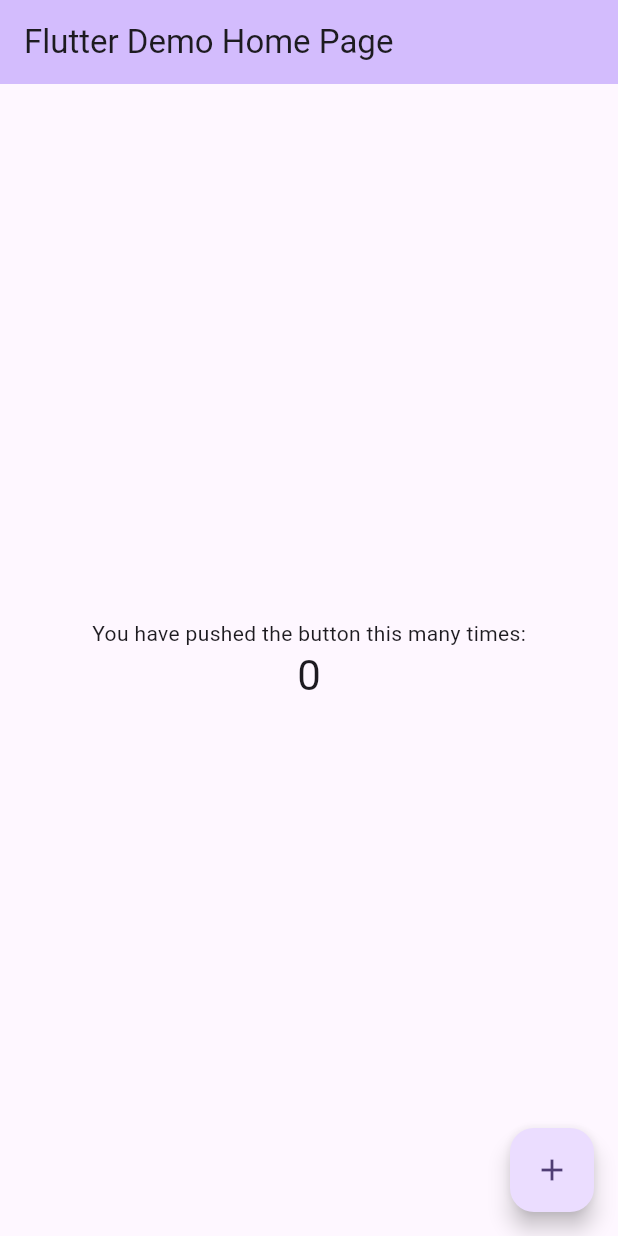
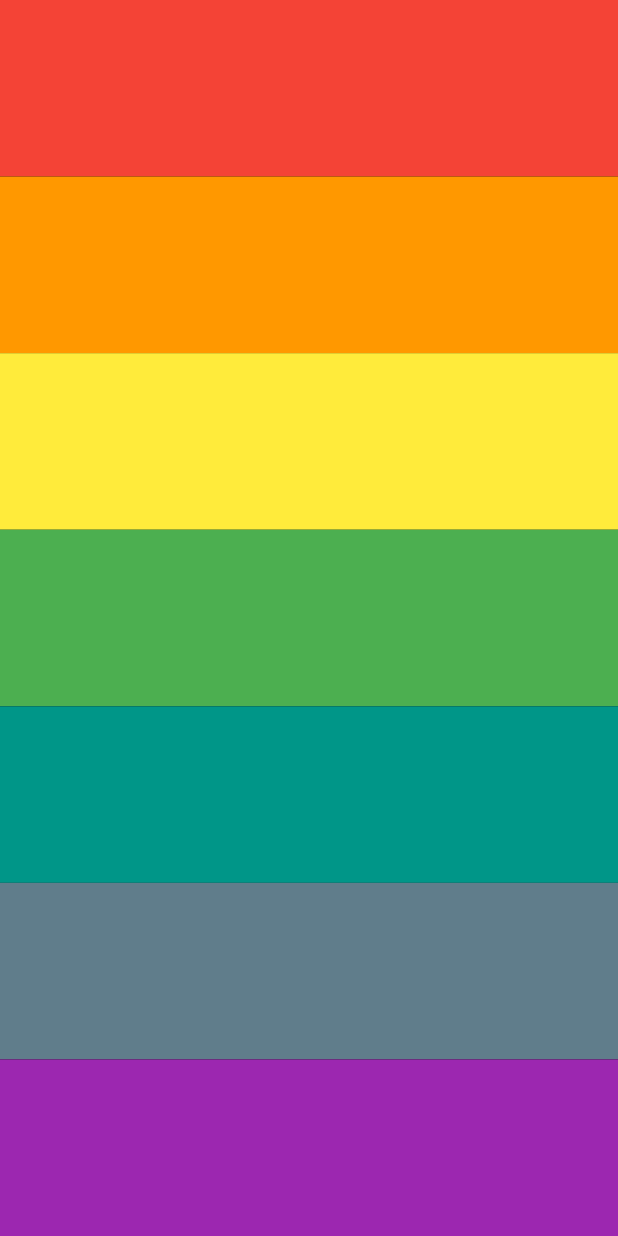
Before and after one commit to Mohalimmed/xylphone, a Flutter app: the screen it shows after launch, on a phone screen of 412 x 824 dp. Run offline on Flutter 3.47's test engine with Material 3 defaults, Android fonts, the phone set to English and light mode, and no system bars; our stand-ins replace audioplayers.

Commit message:
finishing the design of the xylophone app with colored buttons each button play different sound

```diff
--- /dev/null
+++ b/lib/home_page.dart
@@ -0,0 +1,45 @@
+import 'package:audioplayers/audioplayers.dart';
+import 'package:flutter/material.dart';
+
+class HomePage extends StatelessWidget {
+  const HomePage({super.key});
+void playSound(int soundNum)async{
+  final audioCache = AudioCache();
+  final uri = await audioCache.load('note$soundNum.wav');
+  final player = AudioPlayer();
+  await player.play(DeviceFileSource(uri.path));
+}
+  @override
+  Widget build(BuildContext context) {
+    return Scaffold(
+      backgroundColor: Colors.black,
+      body: SafeArea(
+        child: Column(
+          crossAxisAlignment: CrossAxisAlignment.stretch,
+          children: [
+            buildExpanded(Colors.red,1),
+            buildExpanded(Colors.orange,2),
+            buildExpanded(Colors.yellow,3),
+            buildExpanded(Colors.green,4),
+            buildExpanded(Colors.teal,5),
+            buildExpanded(Colors.blueGrey,6),
+            buildExpanded(Colors.purple,7),
+          ],
+        ),
+      ),
+    );
+  }
+
+  Expanded buildExpanded(Color color,int soundNum) {
+
+    return Expanded(
+            child: GestureDetector(
+              onTap: ()  {
+                playSound(soundNum);
+              },
+              child: Container(
+                color: color,
+              )),
+          );
+  }
+}
--- a/lib/main.dart
+++ b/lib/main.dart
@@ -1,4 +1,5 @@
 import 'package:flutter/material.dart';
+import 'package:xylophone/home_page.dart';
 
 void main() {
   runApp(const MyApp());
@@ -11,115 +12,8 @@ class MyApp extends StatelessWidget {
   @override
   Widget build(BuildContext context) {
     return MaterialApp(
-      title: 'Flutter Demo',
-      theme: ThemeData(
-        // This is the theme of your application.
-        //
-        // TRY THIS: Try running your application with "flutter run". You'll see
-        // the application has a purple toolbar. Then, without quitting the app,
-        // try changing the seedColor in the colorScheme below to Colors.green
-        // and then invoke "hot reload" (save your changes or press the "hot
-        // reload" button in a Flutter-supported IDE, or press "r" if you used
-        // the command line to start the app).
-        //
-        // Notice that the counter didn't reset back to zero; the application
-        // state is not lost during the reload. To reset the state, use hot
-        // restart instead.
-        //
-        // This works for code too, not just values: Most code changes can be
-        // tested with just a hot reload.
-        colorScheme: ColorScheme.fromSeed(seedColor: Colors.deepPurple),
-        useMaterial3: true,
-      ),
-      home: const MyHomePage(title: 'Flutter Demo Home Page'),
+      debugShowCheckedModeBanner: false,
+      home:HomePage() ,
     );
   }
 }
-
-class MyHomePage extends StatefulWidget {
-  const MyHomePage({super.key, required this.title});
-
-  // This widget is the home page of your application. It is stateful, meaning
-  // that it has a State object (defined below) that contains fields that affect
-  // how it looks.
-
-  // This class is the configuration for the state. It holds the values (in this
-  // case the title) provided by the parent (in this case the App widget) and
-  // used by the build method of the State. Fields in a Widget subclass are
-  // always marked "final".
-
-  final String title;
-
-  @override
-  State<MyHomePage> createState() => _MyHomePageState();
-}
-
-class _MyHomePageState extends State<MyHomePage> {
-  int _counter = 0;
-
-  void _incrementCounter() {
-    setState(() {
-      // This call to setState tells the Flutter framework that something has
-      // changed in this State, which causes it to rerun the build method below
-      // so that the display can reflect the updated values. If we changed
-      // _counter without calling setState(), then the build method would not be
-      // called again, and so nothing would appear to happen.
-      _counter++;
-    });
-  }
-
-  @override
-  Widget build(BuildContext context) {
-    // This method is rerun every time setState is called, for instance as done
-    // by the _incrementCounter method above.
-    //
-    // The Flutter framework has been optimized to make rerunning build methods
-    // fast, so that you can just rebuild anything that needs updating rather
-    // than having to individually change instances of widgets.
-    return Scaffold(
-      appBar: AppBar(
-        // TRY THIS: Try changing the color here to a specific color (to
-        // Colors.amber, perhaps?) and trigger a hot reload to see the AppBar
-        // change color while the other colors stay the same.
-        backgroundColor: Theme.of(context).colorScheme.inversePrimary,
-        // Here we take the value from the MyHomePage object that was created by
-        // the App.build method, and use it to set our appbar title.
-        title: Text(widget.title),
-      ),
-      body: Center(
-        // Center is a layout widget. It takes a single child and positions it
-        // in the middle of the parent.
-        child: Column(
-          // Column is also a layout widget. It takes a list of children and
-          // arranges them vertically. By default, it sizes itself to fit its
-          // children horizontally, and tries to be as tall as its parent.
-          //
-          // Column has various properties to control how it sizes itself and
-          // how it positions its children. Here we use mainAxisAlignment to
-          // center the children vertically; the main axis here is the vertical
-          // axis because Columns are vertical (the cross axis would be
-          // horizontal).
-          //
-          // TRY THIS: Invoke "debug painting" (choose the "Toggle Debug Paint"
-          // action in the IDE, or press "p" in the console), to see the
-          // wireframe for each widget.
-          mainAxisAlignment: MainAxisAlignment.center,
-          children: <Widget>[
-            const Text(
-              'You have pushed the button this many times:',
-            ),
-            Text(
-              '$_counter',
-              style: Theme.of(context).textTheme.headlineMedium,
-            ),
-          ],
-        ),
-      ),
-      floatingActionButton: FloatingActionButton(
-        onPressed: _incrementCounter,
-        tooltip: 'Increment',
-        child: const Icon(Icons.add),
-      ), // This trailing comma makes auto-formatting nicer for build methods.
-    );
-  }
-}
```
Also changed, not shown: pubspec.yaml (+6 -21 lines), pubspec.lock, 5 other files.
